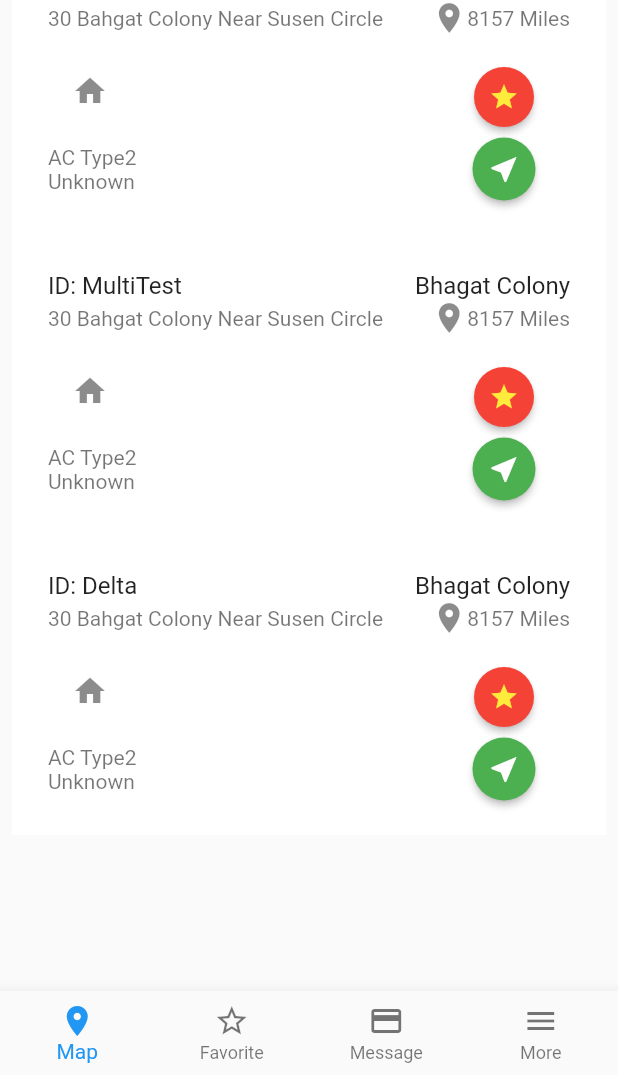
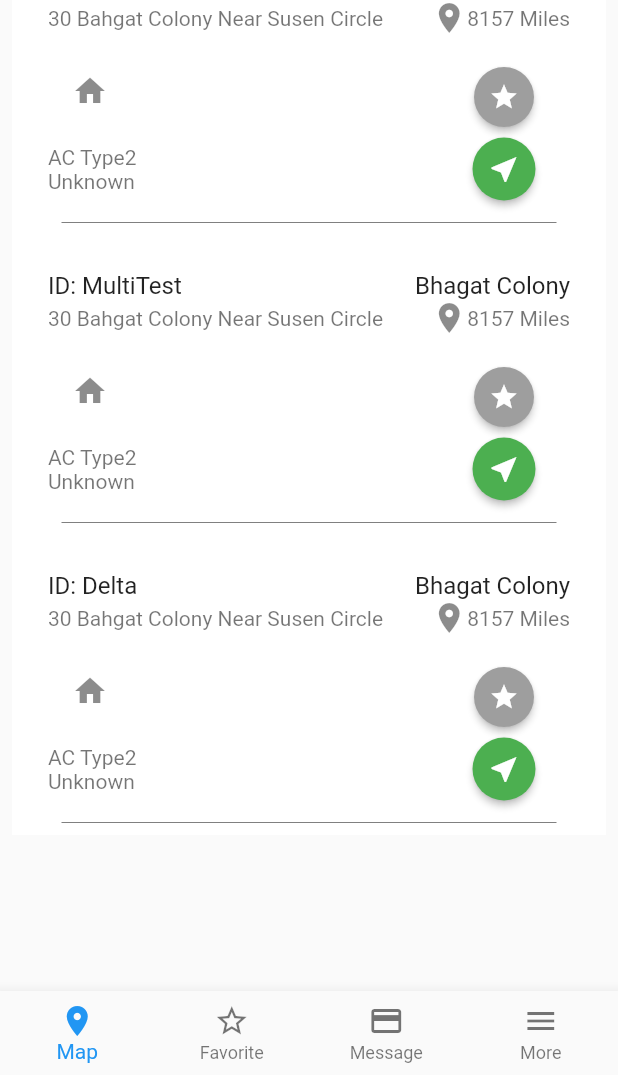
Before and after one commit to Kaushikj-14/Flutter_App1, a Flutter app: the screen it shows after launch, on a phone screen of 412 x 824 dp, the part 161-1236 px from its top. Run offline on Flutter 3.47's test engine with Material 2 defaults, Android fonts, the light colour scheme and no system bars.

Commit message:
Initial Commit

```diff
--- a/lib/main.dart
+++ b/lib/main.dart
@@ -21,22 +21,28 @@
   // );
 
   int _selectedIndex = 0;
-  final List<String> products = ['Id123','Id234','Id345','Id456','Id567'];
-  int index=0;
+  int index=-1;
   final List<String> entries = <String>['ID ENO-TEST-GRIDSCAPE01', 'ID: MultiTest', 'ID: Delta'];
-  final List<int> colorCodes = <int>[600, 500, 100];
   final List<String> subtitle = ['30 Bahgat Colony Near Susen Circle'];
+  bool selected = false;
+
 
   @override
   Widget build(BuildContext context) {
 
-    return Scaffold(
+
+
+
+
+    return GestureDetector(
+
+     child: Container(
+
+      child: Scaffold(
 
           appBar: AppBar(
           title: Text('Scrollable Items'),
         ),
-
-
 
            body:ListView.builder(
             padding: const EdgeInsets.all(8),
@@ -52,10 +58,8 @@
                     mainAxisAlignment: MainAxisAlignment.start,
                     crossAxisAlignment: CrossAxisAlignment.start,
                     children: [
+
                       Column(children: [
-
-
-
                         ListTile(
                           title:Row(
                               mainAxisAlignment: MainAxisAlignment.spaceBetween,
@@ -80,7 +84,6 @@
                                   Text('8157 Miles')
                                 ],)
                               ] ),
-
                         ),
 
                         ListTile(
@@ -97,16 +100,16 @@
                                   ),
                                   Column(
                                     children: [
-                                    // IconButton(onPressed: (){}, icon: Icon(Icons.star_border))
+
                                       MaterialButton(
                                         shape: const CircleBorder(),
-                                      color: Colors.red,
+                                        color: Colors.grey,
                                         padding: const EdgeInsets.all(10),
                                         onPressed: () {},
                                         child: const Icon(
                                           Icons.star,
                                           size: 20,
-                                        color: Colors.yellow,
+                                          color: Colors.white,
                                         ),
                                       ),
                                     ],
@@ -138,27 +141,23 @@
                                     ),
                                   ],
 
+
+                                )
+                              ],
+
+                            ),
+                        ) ,
+                      Divider(
+                        color: Colors.black,
+                        indent: 25.0,
+                        endIndent: 25.0,
                       )
                       ],
                       ),
-                      ) ,
-
-
-
                   ],
-
                   ),
-
-                ],
-
                 ),
-
-
-              ),
-
-
               );
-
             }
         ),
 
@@ -174,6 +173,8 @@
 
       ],),
 
+      ),
+    ),
     );
   }
 }
```
Lines whose indentation alone changed are shown as unchanged.
